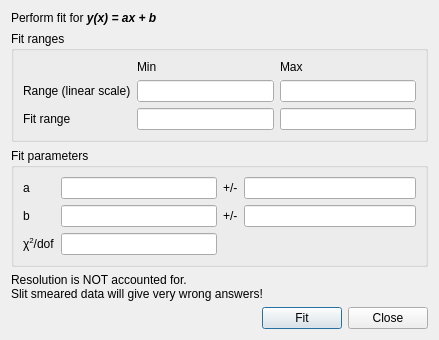
Old version of the form src/sas/qtgui/Plotting/UI/LinearFitUI.ui in the repository SasView/sasview.
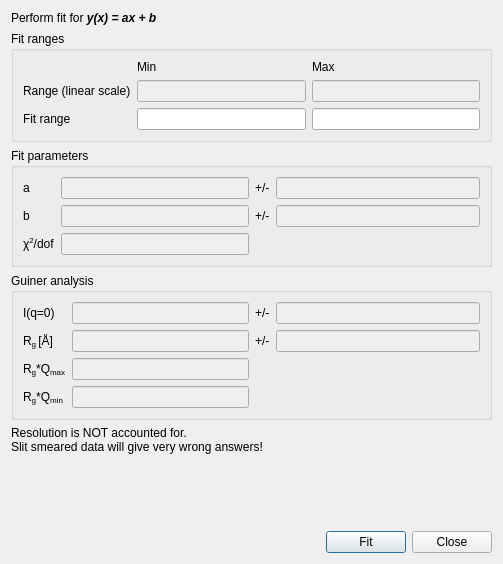
New version of the form. Icons and pictures are not drawn.

Commit message: Added missing Guinier analysis results to the LInear Fit dialog. #1415

Patch:
```diff
--- a/src/sas/qtgui/Plotting/UI/LinearFitUI.ui
+++ b/src/sas/qtgui/Plotting/UI/LinearFitUI.ui
@@ -6,8 +6,8 @@
    <rect>
     <x>0</x>
     <y>0</y>
-    <width>439</width>
-    <height>324</height>
+    <width>503</width>
+    <height>564</height>
    </rect>
   </property>
   <property name="sizePolicy">
@@ -23,7 +23,7 @@
    <iconset>
     <normaloff>:/res/ball.ico</normaloff>:/res/ball.ico</iconset>
   </property>
-  <layout class="QGridLayout" name="gridLayout_4">
+  <layout class="QGridLayout" name="gridLayout_5">
    <item row="0" column="0">
     <widget class="QLabel" name="label">
      <property name="text">
@@ -62,12 +62,18 @@
         </item>
         <item row="1" column="1">
          <widget class="QLineEdit" name="txtRangeMin">
+          <property name="enabled">
+           <bool>false</bool>
+          </property>
           <property name="toolTip">
            <string>&lt;html&gt;&lt;head/&gt;&lt;body&gt;&lt;p&gt;Minimum value on the x-axis for the plotted data.&lt;/p&gt;&lt;/body&gt;&lt;/html&gt;</string>
           </property>
           <property name="autoFillBackground">
            <bool>true</bool>
           </property>
+          <property name="styleSheet">
+           <string notr="true">color: rgb(0, 0, 0);</string>
+          </property>
           <property name="readOnly">
            <bool>true</bool>
           </property>
@@ -75,11 +81,17 @@
         </item>
         <item row="1" column="2">
          <widget class="QLineEdit" name="txtRangeMax">
+          <property name="enabled">
+           <bool>false</bool>
+          </property>
           <property name="toolTip">
            <string>&lt;html&gt;&lt;head/&gt;&lt;body&gt;&lt;p&gt;Maximum value on the x-axis for the plotted data.&lt;/p&gt;&lt;/body&gt;&lt;/html&gt;</string>
           </property>
           <property name="autoFillBackground">
-           <bool>true</bool>
+           <bool>false</bool>
+          </property>
+          <property name="styleSheet">
+           <string notr="true">color: rgb(0, 0, 0);</string>
           </property>
           <property name="readOnly">
            <bool>true</bool>
@@ -129,9 +141,15 @@
         </item>
         <item row="0" column="1">
          <widget class="QLineEdit" name="txtA">
+          <property name="enabled">
+           <bool>false</bool>
+          </property>
           <property name="toolTip">
            <string>&lt;html&gt;&lt;head/&gt;&lt;body&gt;&lt;p&gt;Fit value for the slope parameter.&lt;/p&gt;&lt;/body&gt;&lt;/html&gt;</string>
           </property>
+          <property name="styleSheet">
+           <string notr="true">color: rgb(0, 0, 0);</string>
+          </property>
           <property name="readOnly">
            <bool>true</bool>
           </property>
@@ -146,9 +164,15 @@
         </item>
         <item row="1" column="1">
          <widget class="QLineEdit" name="txtB">
+          <property name="enabled">
+           <bool>false</bool>
+          </property>
           <property name="toolTip">
            <string>&lt;html&gt;&lt;head/&gt;&lt;body&gt;&lt;p&gt;Fit value for the constant parameter.&lt;/p&gt;&lt;/body&gt;&lt;/html&gt;</string>
           </property>
+          <property name="styleSheet">
+           <string notr="true">color: rgb(0, 0, 0);</string>
+          </property>
           <property name="readOnly">
            <bool>true</bool>
           </property>
@@ -163,9 +187,15 @@
         </item>
         <item row="2" column="1">
          <widget class="QLineEdit" name="txtChi2">
+          <property name="enabled">
+           <bool>false</bool>
+          </property>
           <property name="toolTip">
            <string>&lt;html&gt;&lt;head/&gt;&lt;body&gt;&lt;p&gt;χ&lt;span style=&quot; vertical-align:super;&quot;&gt;2&lt;/span&gt; over degrees of freedom.&lt;/p&gt;&lt;/body&gt;&lt;/html&gt;</string>
           </property>
+          <property name="styleSheet">
+           <string notr="true">color: rgb(0, 0, 0);</string>
+          </property>
           <property name="readOnly">
            <bool>true</bool>
           </property>
@@ -184,9 +214,15 @@
         </item>
         <item row="0" column="1">
          <widget class="QLineEdit" name="txtAerr">
+          <property name="enabled">
+           <bool>false</bool>
+          </property>
           <property name="toolTip">
            <string>&lt;html&gt;&lt;head/&gt;&lt;body&gt;&lt;p&gt;Error on the slope parameter.&lt;/p&gt;&lt;/body&gt;&lt;/html&gt;</string>
           </property>
+          <property name="styleSheet">
+           <string notr="true">color: rgb(0, 0, 0);</string>
+          </property>
           <property name="readOnly">
            <bool>true</bool>
           </property>
@@ -201,9 +237,15 @@
         </item>
         <item row="1" column="1">
          <widget class="QLineEdit" name="txtBerr">
+          <property name="enabled">
+           <bool>false</bool>
+          </property>
           <property name="toolTip">
            <string>&lt;html&gt;&lt;head/&gt;&lt;body&gt;&lt;p&gt;Error on the constant parameter.&lt;/p&gt;&lt;/body&gt;&lt;/html&gt;</string>
           </property>
+          <property name="styleSheet">
+           <string notr="true">color: rgb(0, 0, 0);</string>
+          </property>
           <property name="readOnly">
            <bool>true</bool>
           </property>
@@ -215,13 +257,147 @@
     </widget>
    </item>
    <item row="3" column="0" colspan="2">
+    <widget class="QGroupBox" name="guiner_box">
+     <property name="enabled">
+      <bool>true</bool>
+     </property>
+     <property name="title">
+      <string>Guiner analysis </string>
+     </property>
+     <layout class="QGridLayout" name="gridLayout_4">
+      <item row="0" column="0">
+       <layout class="QFormLayout" name="formLayout_4">
+        <item row="0" column="0">
+         <widget class="QLabel" name="label_11">
+          <property name="text">
+           <string>I(q=0)</string>
+          </property>
+         </widget>
+        </item>
+        <item row="0" column="1">
+         <widget class="QLineEdit" name="txtGuiner_1">
+          <property name="enabled">
+           <bool>false</bool>
+          </property>
+          <property name="styleSheet">
+           <string notr="true">color: rgb(0, 0, 0);</string>
+          </property>
+         </widget>
+        </item>
+        <item row="1" column="0">
+         <widget class="QLabel" name="label_12">
+          <property name="text">
+           <string>&lt;html&gt;&lt;head/&gt;&lt;body&gt;&lt;p&gt;R&lt;span style=&quot; vertical-align:sub;&quot;&gt;g &lt;/span&gt;[Å]&lt;/p&gt;&lt;/body&gt;&lt;/html&gt;</string>
+          </property>
+         </widget>
+        </item>
+        <item row="1" column="1">
+         <widget class="QLineEdit" name="txtGuiner_2">
+          <property name="enabled">
+           <bool>false</bool>
+          </property>
+          <property name="styleSheet">
+           <string notr="true">color: rgb(0, 0, 0);</string>
+          </property>
+         </widget>
+        </item>
+        <item row="2" column="0">
+         <widget class="QLabel" name="label_15">
+          <property name="text">
+           <string>&lt;html&gt;&lt;head/&gt;&lt;body&gt;&lt;p&gt;R&lt;span style=&quot; vertical-align:sub;&quot;&gt;g&lt;/span&gt;*Q&lt;span style=&quot; vertical-align:sub;&quot;&gt;max&lt;/span&gt;&lt;/p&gt;&lt;/body&gt;&lt;/html&gt;</string>
+          </property>
+         </widget>
+        </item>
+        <item row="2" column="1">
+         <widget class="QLineEdit" name="txtGuiner_3">
+          <property name="enabled">
+           <bool>false</bool>
+          </property>
+          <property name="styleSheet">
+           <string notr="true">color: rgb(0, 0, 0);</string>
+          </property>
+         </widget>
+        </item>
+        <item row="3" column="0">
+         <widget class="QLabel" name="label_16">
+          <property name="text">
+           <string>&lt;html&gt;&lt;head/&gt;&lt;body&gt;&lt;p&gt;R&lt;span style=&quot; vertical-align:sub;&quot;&gt;g&lt;/span&gt;*Q&lt;span style=&quot; vertical-align:sub;&quot;&gt;min&lt;/span&gt;&lt;/p&gt;&lt;/body&gt;&lt;/html&gt;</string>
+          </property>
+         </widget>
+        </item>
+        <item row="3" column="1">
+         <widget class="QLineEdit" name="txtGuiner_4">
+          <property name="enabled">
+           <bool>false</bool>
+          </property>
+          <property name="styleSheet">
+           <string notr="true">color: rgb(0, 0, 0);</string>
+          </property>
+         </widget>
+        </item>
+       </layout>
+      </item>
+      <item row="0" column="1">
+       <layout class="QFormLayout" name="formLayout_3">
+        <item row="0" column="0">
+         <widget class="QLabel" name="label_13">
+          <property name="text">
+           <string>+/-</string>
+          </property>
+         </widget>
+        </item>
+        <item row="0" column="1">
+         <widget class="QLineEdit" name="txtGuiner1_Err">
+          <property name="enabled">
+           <bool>false</bool>
+          </property>
+          <property name="toolTip">
+           <string>&lt;html&gt;&lt;head/&gt;&lt;body&gt;&lt;p&gt;Error on the slope parameter.&lt;/p&gt;&lt;/body&gt;&lt;/html&gt;</string>
+          </property>
+          <property name="styleSheet">
+           <string notr="true">color: rgb(0, 0, 0);</string>
+          </property>
+          <property name="readOnly">
+           <bool>true</bool>
+          </property>
+         </widget>
+        </item>
+        <item row="1" column="0">
+         <widget class="QLabel" name="label_14">
+          <property name="text">
+           <string>+/-</string>
+          </property>
+         </widget>
+        </item>
+        <item row="1" column="1">
+         <widget class="QLineEdit" name="txtGuiner2_Err">
+          <property name="enabled">
+           <bool>false</bool>
+          </property>
+          <property name="toolTip">
+           <string>&lt;html&gt;&lt;head/&gt;&lt;body&gt;&lt;p&gt;Error on the constant parameter.&lt;/p&gt;&lt;/body&gt;&lt;/html&gt;</string>
+          </property>
+          <property name="styleSheet">
+           <string notr="true">color: rgb(0, 0, 0);</string>
+          </property>
+          <property name="readOnly">
+           <bool>true</bool>
+          </property>
+         </widget>
+        </item>
+       </layout>
+      </item>
+     </layout>
+    </widget>
+   </item>
+   <item row="4" column="0" colspan="2">
     <widget class="QLabel" name="label_2">
      <property name="text">
       <string>&lt;html&gt;&lt;head/&gt;&lt;body&gt;&lt;p&gt;&lt;span style=&quot; color:#000000;&quot;&gt;Resolution is NOT accounted for.&lt;br/&gt;Slit smeared data will give very wrong answers!&lt;/span&gt;&lt;/p&gt;&lt;/body&gt;&lt;/html&gt;</string>
      </property>
     </widget>
    </item>
-   <item row="4" column="1">
+   <item row="5" column="1">
     <spacer name="verticalSpacer">
      <property name="orientation">
       <enum>Qt::Vertical</enum>
@@ -234,7 +410,7 @@
      </property>
     </spacer>
    </item>
-   <item row="5" column="0" colspan="2">
+   <item row="6" column="0" colspan="2">
     <layout class="QHBoxLayout" name="horizontalLayout_2">
      <item>
       <spacer name="horizontalSpacer">
```
Left out of the diff: 6 changed lines with no effect on the pictures. The commit also changes 3 other files.
